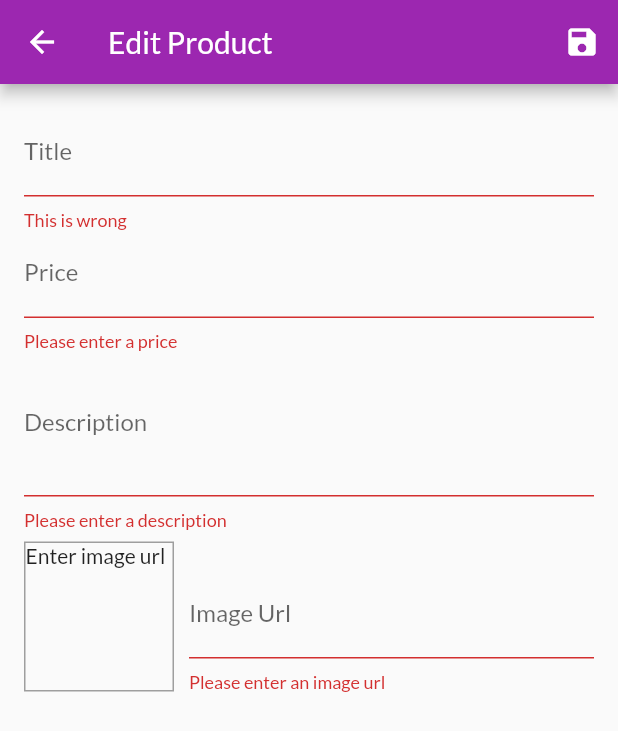
After one commit to Tim-DaHare/shop_app, a Flutter app: the EditProductScreen screen opened by its route, after a tap on the "save" icon, on a phone screen of 412 x 824 dp. The commit adds this screen. Shown: the top 731 px of the screen. Run offline on Flutter 3.47's test engine with Material 2 defaults, Android fonts, the phone set to English and light mode, and no system bars; network calls fail.

Commit message:
added add/edit/remove functionality

```diff
--- a/lib/main.dart
+++ b/lib/main.dart
@@ -8,6 +8,8 @@ import './screens/product_detail_screen.dart';
 import './screens/products_overview_screen.dart';
 import './screens/cart_screen.dart';
 import './screens/orders_screen.dart';
+import './screens/user_products_screen.dart';
+import './screens/edit_product_screen.dart';
 
 void main() => runApp(MyApp());
 
@@ -33,6 +35,8 @@ class MyApp extends StatelessWidget {
           CartScreen.ROUTE_NAME: (_) => CartScreen(),
           ProductDetailScreen.ROUTE_NAME: (_) => ProductDetailScreen(),
           OrdersScreen.ROUTE_NAME: (_) => OrdersScreen(),
+          UserProductsScreen.ROUTE_NAME: (_) => UserProductsScreen(),
+          EditProductScreen.ROUTE_NAME: (_) => EditProductScreen(),
         },
       ),
     );
--- a/lib/providers/products_provider.dart
+++ b/lib/providers/products_provider.dart
@@ -49,4 +49,39 @@ class ProductsProvider with ChangeNotifier {
   Product findById(String id) {
     return _items.firstWhere((prod) => prod.id == id);
   }
+
+  Product addProduct({
+    @required String title,
+    @required double price,
+    @required String description,
+    @required String imageUrl,
+  }) {
+    final newProduct = Product(
+      id: DateTime.now().toString(), // Temporary id
+      title: title,
+      description: description,
+      price: price,
+      imageUrl: imageUrl,
+    );
+
+    _items.add(newProduct);
+    notifyListeners();
+
+    return newProduct;
+  }
+
+  Product editProduct(Product product) {
+    final productIndex = _items.indexWhere((prod) => prod.id == product.id);
+    if (productIndex < 0) return null;
+
+    _items[productIndex] = product;
+    notifyListeners();
+
+    return _items[productIndex];
+  }
+
+  void deleteProduct(Product product) {
+    _items.remove(product);
+    notifyListeners();
+  }
 }
--- /dev/null
+++ b/lib/screens/edit_product_screen.dart
@@ -0,0 +1,242 @@
+import 'package:flutter/material.dart';
+import 'package:provider/provider.dart';
+
+import '../providers/products_provider.dart';
+import '../models/product.dart';
+
+class _EditProductFormValues {
+  String title;
+  String description;
+  double price;
+  String imageUrl;
+}
+
+class EditProductScreen extends StatefulWidget {
+  static const String ROUTE_NAME = "/edit_product";
+
+  @override
+  _EditProductScreenState createState() => _EditProductScreenState();
+}
+
+class _EditProductScreenState extends State<EditProductScreen> {
+  final _priceFocusNode = FocusNode();
+  final _descriptionFocusNode = FocusNode();
+  final _imageUrlController = TextEditingController();
+  final _imageUrlFocusNode = FocusNode();
+  final _form = GlobalKey<FormState>();
+  final _formValues = _EditProductFormValues();
+  var isInitialized = false;
+
+  Product productToEdit;
+
+  @override
+  void initState() {
+    _imageUrlFocusNode.addListener(_updateImageUrl);
+
+    super.initState();
+  }
+
+  @override
+  void didChangeDependencies() {
+    if (!isInitialized) {
+      productToEdit = ModalRoute.of(context).settings.arguments as Product;
+
+      if (productToEdit == null) {
+        isInitialized = true;
+        return;
+      }
+
+      _formValues.title = productToEdit.title;
+      _formValues.price = productToEdit.price;
+      _formValues.description = productToEdit.description;
+
+      _imageUrlController.text = productToEdit.imageUrl;
+    }
+
+    super.didChangeDependencies();
+  }
+
+  @override
+  void dispose() {
+    _descriptionFocusNode.removeListener(_updateImageUrl);
+
+    _priceFocusNode.dispose();
+    _descriptionFocusNode.dispose();
+    _imageUrlController.dispose();
+
+    super.dispose();
+  }
+
+  void _updateImageUrl() {
+    if (!_imageUrlFocusNode.hasFocus) {
+      setState(() {});
+    }
+  }
+
+  void _onSubmit() {
+    final isValid = _form.currentState.validate();
+    if (!isValid) return;
+
+    final productsProvider =
+        Provider.of<ProductsProvider>(context, listen: false);
+
+    _form.currentState.save();
+
+    if (productToEdit != null) {
+      productsProvider.editProduct(Product(
+        id: productToEdit.id,
+        title: _formValues.title,
+        description: _formValues.description,
+        price: _formValues.price,
+        imageUrl: _formValues.imageUrl,
+        isFavorite: productToEdit.isFavorite,
+      ));
+    } else {
+      productsProvider.addProduct(
+        title: _formValues.title,
+        price: _formValues.price,
+        description: _formValues.description,
+        imageUrl: _formValues.imageUrl,
+      );
+    }
+
+    Navigator.of(context).pop();
+  }
+
+  @override
+  Widget build(BuildContext context) {
+    final focusScope = FocusScope.of(context);
+
+    return Scaffold(
+      appBar: AppBar(
+        title: const Text("Edit Product"),
+        actions: [
+          IconButton(
+            icon: Icon(Icons.save),
+            onPressed: _onSubmit,
+          )
+        ],
+      ),
+      body: Padding(
+        padding: const EdgeInsets.all(16),
+        child: Form(
+          key: _form,
+          child: SingleChildScrollView(
+            child: Column(
+              children: [
+                TextFormField(
+                  initialValue: "${_formValues.title ?? ""}",
+                  decoration: InputDecoration(labelText: "Title"),
+                  textInputAction: TextInputAction.next,
+                  onFieldSubmitted: (_) =>
+                      focusScope.requestFocus(_priceFocusNode),
+                  onSaved: (newValue) => _formValues.title = newValue,
+                  validator: (value) {
+                    if (value.isEmpty) {
+                      return "This is wrong";
+                    }
+                    return null;
+                  },
+                ),
+                TextFormField(
+                  initialValue: "${_formValues.price ?? ""}",
+                  decoration: InputDecoration(labelText: "Price"),
+                  textInputAction: TextInputAction.next,
+                  onFieldSubmitted: (_) =>
+                      focusScope.requestFocus(_descriptionFocusNode),
+                  keyboardType: TextInputType.number,
+                  focusNode: _priceFocusNode,
+                  onSaved: (newValue) =>
+                      _formValues.price = double.parse(newValue),
+                  validator: (value) {
+                    if (value.isEmpty) {
+                      return "Please enter a price";
+                    }
+
+                    final price = double.tryParse(value);
+                    if (price == null) {
+                      return "Please enter a valid number";
+                    }
+                    if (price <= 0) {
+                      return "Please enter a positive number";
+                    }
+
+                    return null;
+                  },
+                ),
+                TextFormField(
+                  initialValue: "${_formValues.description ?? ""}",
+                  decoration: InputDecoration(labelText: "Description"),
+                  keyboardType: TextInputType.multiline,
+                  maxLines: 3,
+                  focusNode: _descriptionFocusNode,
+                  onSaved: (newValue) => _formValues.description = newValue,
+                  validator: (value) {
+                    if (value.isEmpty) {
+                      return "Please enter a description";
+                    }
+                    if (value.length < 10) {
+                      return "Should be at least 10 characters long";
+                    }
+                    return null;
+                  },
+                ),
+                Row(
+                  crossAxisAlignment: CrossAxisAlignment.end,
+                  children: [
+                    Container(
+                      width: 100,
+                      height: 100,
+                      margin: EdgeInsets.only(
+                        top: 8,
+                        right: 10,
+                      ),
+                      decoration: BoxDecoration(
+                        border: Border.all(
+                          width: 1,
+                          color: Colors.grey,
+                        ),
+                      ),
+                      child: _imageUrlController.text.isEmpty
+                          ? Text("Enter image url")
+                          : Image.network(
+                              _imageUrlController.text,
+                              fit: BoxFit.cover,
+                            ),
+                    ),
+                    Expanded(
+                      child: TextFormField(
+                        decoration: InputDecoration(labelText: "Image Url"),
+                        keyboardType: TextInputType.url,
+                        textInputAction: TextInputAction.done,
+                        controller: _imageUrlController,
+                        focusNode: _imageUrlFocusNode,
+                        onFieldSubmitted: (_) => _onSubmit,
+                        onSaved: (newValue) => _formValues.imageUrl = newValue,
+                        validator: (value) {
+                          if (value.isEmpty) {
+                            return "Please enter an image url";
+                          }
+                          if (!value.startsWith('http') &&
+                              !value.startsWith('https')) {
+                            return "Please enter a valid url";
+                          }
+                          if (!value.endsWith('png') &&
+                              !value.endsWith('jpg') &&
+                              !value.endsWith('jpeg')) {
+                            return "Please enter a valid image url";
+                          }
+                          return null;
+                        },
+                      ),
+                    ),
+                  ],
+                ),
+              ],
+            ),
+          ),
+        ),
+      ),
+    );
+  }
+}
```
Also changed, not shown: lib/providers/cart_provider.dart (+25 -5 lines), lib/screens/user_products_screen.dart (added, +44 -0 lines), lib/widgets/app_drawer.dart (+10 -4 lines), lib/widgets/cart_item.dart (+21 -0 lines), lib/widgets/product_item.dart (+15 -8 lines), lib/widgets/user_product_item.dart (added, +54 -0 lines).
